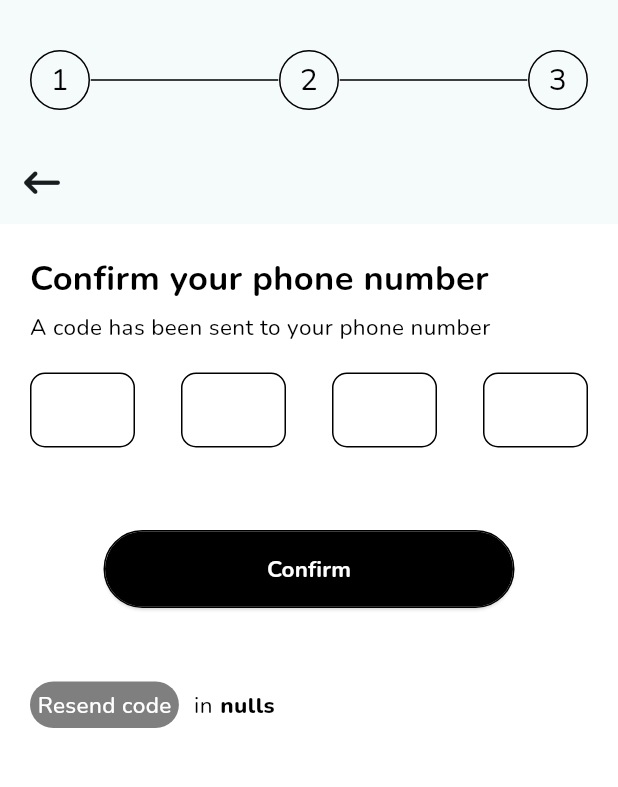
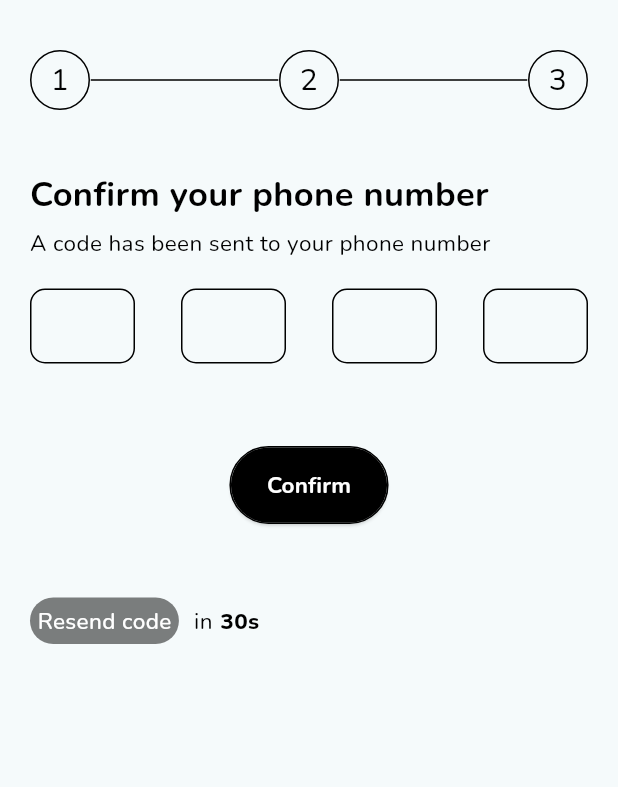
Before and after one commit to codeZe-us/Truckhub, a Flutter app: the screen it shows after launch, swiped to page 2, on a phone screen of 412 x 824 dp, the part 64-851 px from its top. Run offline on Flutter 3.47's test engine with Material 3 defaults, Android fonts, the phone set to English and light mode, and no system bars; drawn by our look-alikes of pin_code_fields; our stand-ins replace dots_indicator, firebase_core, flutter_hooks, flutter_rating_bar, flutter_svg, flutter_typeahead and 5 more; accounts and stored records are empty.

Commit message:
Worked on the setup_account view

```diff
--- a/lib/screens/constants/strings.dart
+++ b/lib/screens/constants/strings.dart
@@ -21,7 +21,13 @@ const confirmYourPhoneNumberString = 'Confirm your phone number';
 const codeSentToYouString = 'A code has been sent to your phone number';
 const confirmString = 'Confirm';
 const sString = 's';
+const thirtyString = '30';
+const driverPhotoString = 'Driver Photo';
+const driverLicenseString = "Driver's license";
+const vehiclePolicyString = 'Vehicle insurance policy';
+const vehicleReportString = 'Vehicle insurance report';
 const inString = 'in';
+const onlyNiNString = 'NIN';
 const resendCodeString = 'Resend code';
 const welcomeToTruckHubString = 'Welcome to TruckHub!';
 const createAccountString = 'Create Account';
--- a/lib/screens/custom_widgets/custom_card_widget.dart
+++ b/lib/screens/custom_widgets/custom_card_widget.dart
@@ -47,7 +47,6 @@ class _GenericCardWidgetWithTrailingIconState extends State<GenericCardWidgetWit
           fontWeight: fontWeight7,
           text: widget.title
         ),
-        //subtitle: widget.subtitle,
       ),
     );
   }
--- a/lib/screens/views/account_creation_pageview/main_view.dart
+++ b/lib/screens/views/account_creation_pageview/main_view.dart
@@ -8,9 +8,9 @@ import 'package:truckhub/screens/constants/strings.dart';
 import 'package:truckhub/screens/custom_widgets/animated_container_widget.dart';
 import 'package:truckhub/screens/custom_widgets/annotated_region_widget.dart';
 import 'package:truckhub/screens/custom_widgets/text_widget.dart';
+import 'package:truckhub/screens/views/account_creation_pageview/sub_views/confirm_phone_number_view.dart';
 import 'package:truckhub/screens/views/account_creation_pageview/sub_views/create_account_view.dart';
-import 'package:truckhub/screens/views/confirm_phone_number/pincode_view.dart';
-import 'package:truckhub/screens/views/welcome_back_screen.dart';
+import 'package:truckhub/screens/views/account_creation_pageview/sub_views/setup_account_view.dart';
 
 class AccountCreationPageView extends StatefulWidget {
   const AccountCreationPageView({super.key});
@@ -90,7 +90,8 @@ class _AccountCreationPageViewState extends State<AccountCreationPageView> {
                     passwordController: passwordController,
                     phoneNumberController: phoneNumberController,
                   ),
-                  ConfirmPhoneNumberScreen(),
+                  const ConfirmYourPhoneNumberSubPageView(),
+                  const SetupYourAccountSubView()
                 ],
               ),
             )
--- a/lib/screens/views/account_creation_pageview/sub_views/confirm_phone_number_view.dart
+++ b/lib/screens/views/account_creation_pageview/sub_views/confirm_phone_number_view.dart
@@ -0,0 +1,58 @@
+import 'package:flutter/material.dart';
+import 'package:gap/gap.dart';
+import 'package:truckhub/screens/constants/colors.dart';
+import 'package:truckhub/screens/constants/fontsizes.dart';
+import 'package:truckhub/screens/constants/fontweights.dart';
+import 'package:truckhub/screens/constants/strings.dart';
+import 'package:truckhub/screens/custom_widgets/elevated_button_widget.dart';
+import 'package:truckhub/screens/custom_widgets/text_widget.dart';
+import 'package:truckhub/screens/views/confirm_phone_number/pincodetextfield.dart';
+import 'package:truckhub/screens/views/confirm_phone_number/timer.dart';
+
+class ConfirmYourPhoneNumberSubPageView extends StatelessWidget {
+  const ConfirmYourPhoneNumberSubPageView({super.key});
+
+  @override
+  Widget build(BuildContext context) {
+    return Padding(
+      padding: const EdgeInsets.all(20),
+      child: Column(
+        mainAxisSize: MainAxisSize.min,
+        children: [
+          const Align(
+            alignment: Alignment.centerLeft,
+            child: GenericText(
+              color: blackColor,
+              fontSize: fontSize4half,
+              fontWeight: fontWeight7,
+              text: confirmYourPhoneNumberString
+            ),
+          ),
+          const Gap(5),
+          const Align(
+            alignment: Alignment.centerLeft,
+            child: GenericText(
+              color: blackColor,
+              fontSize: fontSize3,
+              fontWeight: fontWeight4,
+              text: codeSentToYouString
+            ),
+          ),
+          const Gap(20),
+          const PinCodeFields(),
+          const Gap(40),
+          GenericElevatedButton(
+            noMargin: true,
+            onPressed: (){
+              //Implement the confirm functionality here.
+            },
+            fontWeight: fontWeight7,
+            title: confirmString
+          ),
+          const Gap(50),
+          const CountDownTimerView()
+        ]
+      ),
+    );
+  }
+}
--- a/lib/screens/views/account_creation_pageview/sub_views/create_account_view.dart
+++ b/lib/screens/views/account_creation_pageview/sub_views/create_account_view.dart
@@ -1,11 +1,9 @@
 import 'package:flutter/material.dart';
 import 'package:gap/gap.dart';
-import 'package:truckhub/screens/constants/colors.dart';
 import 'package:truckhub/screens/constants/fontsizes.dart';
 import 'package:truckhub/screens/constants/fontweights.dart';
 import 'package:truckhub/screens/constants/strings.dart';
 import 'package:truckhub/screens/custom_widgets/elevated_button_widget.dart';
-import 'package:truckhub/screens/custom_widgets/rich_text_widget.dart';
 import 'package:truckhub/screens/custom_widgets/text_widget.dart';
 import 'package:truckhub/screens/custom_widgets/textbutton_widget.dart';
 import 'package:truckhub/screens/custom_widgets/textfield_widget.dart';
--- a/lib/screens/views/confirm_phone_number/timer.dart
+++ b/lib/screens/views/confirm_phone_number/timer.dart
@@ -52,7 +52,7 @@ class CountDownTimerView extends StatelessWidget {
             color: blackColor,
             fontSize: fontSize3,
             fontWeight: fontWeight8,
-            text: snapshot.data.toString() + sString
+            text: (snapshot.data ?? thirtyString).toString() + sString
           )
         ),
       ],
```
Also changed, not shown: lib/screens/custom_widgets/row_with_leading_icon.dart (added, +49 -0 lines), lib/screens/views/account_creation_pageview/sub_views/setup_account_view.dart (+42 -0 lines).
